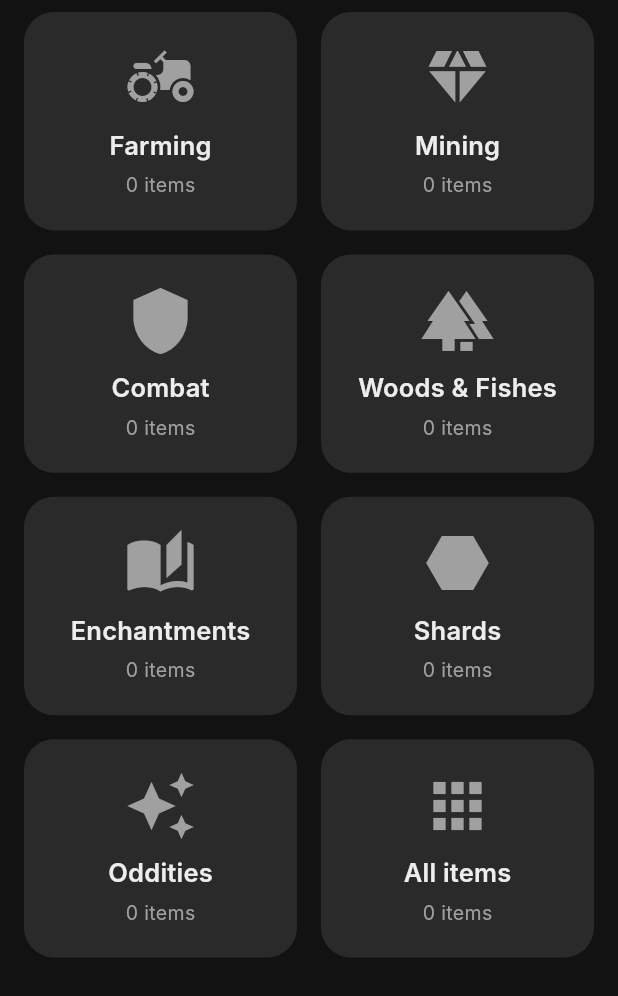
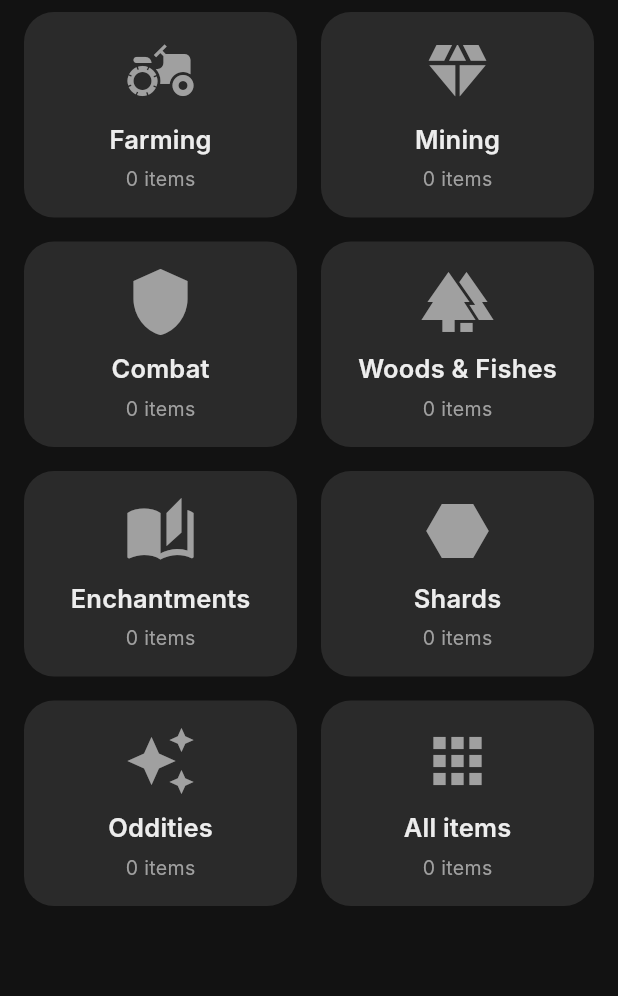
Before and after one commit to PetitAros/hypixel-tracker-flutter, a Flutter app: the BazaarCategoryGrid widget shown alone on an empty page, opened directly with empty values, on a phone screen of 412 x 824 dp. Shown: the top 996 px of the screen. Run offline on Flutter 3.47's test engine with Material 3 defaults, Android fonts, the phone set to English and light mode, and no system bars; our stand-ins replace flutter_local_notifications, hive_ce, hive_ce_flutter, timezone; missing offline and left inert: home_widget, workmanager; accounts and stored records are empty; network calls fail; Roboto replaces fonts that are missing (Inter); statements that could not run were skipped.

Commit message:
fix(bazaar): size category cards to their content

```diff
--- a/lib/features/bazaar/widgets/bazaar_category_grid.dart
+++ b/lib/features/bazaar/widgets/bazaar_category_grid.dart
@@ -32,6 +32,8 @@ class BazaarCategoryGrid extends StatelessWidget {
     BazaarCategory.oddities: ('BAZAAR_COOKIE', Icons.auto_awesome),
   };
 
+  static const _columns = 2;
+
   @override
   Widget build(BuildContext context) {
     final counts = <BazaarCategory, int>{};
@@ -45,20 +47,7 @@ class BazaarCategoryGrid extends StatelessWidget {
     // and scrolls under both.
     final inset = MediaQuery.paddingOf(context);
 
-    return GridView.count(
-      // Keeps pull-to-refresh working: the grid is shorter than the screen.
-      physics: const AlwaysScrollableScrollPhysics(),
-      padding: EdgeInsets.fromLTRB(
-        AppSpacing.md,
-        inset.top + AppSpacing.sm,
-        AppSpacing.md,
-        inset.bottom + AppSpacing.sm,
-      ),
-      crossAxisCount: 2,
-      mainAxisSpacing: AppSpacing.md,
-      crossAxisSpacing: AppSpacing.md,
-      childAspectRatio: 1.25,
-      children: [
+    final cards = [
       for (final category in BazaarCategory.values)
         _CategoryCard(
           label: category.label,
@@ -73,6 +62,37 @@ class BazaarCategoryGrid extends StatelessWidget {
         iconUrl: null,
         fallback: Icons.apps,
         onTap: () => onTap(null),
+      ),
+    ];
+
+    // Rows of two cards as tall as their content, rather than a grid with a
+    // fixed aspect ratio: that overflowed on narrow screens and large fonts.
+    return ListView(
+      // Keeps pull-to-refresh working: the list is shorter than the screen.
+      physics: const AlwaysScrollableScrollPhysics(),
+      padding: EdgeInsets.fromLTRB(
+        AppSpacing.md,
+        inset.top + AppSpacing.sm,
+        AppSpacing.md,
+        inset.bottom + AppSpacing.sm,
+      ),
+      children: [
+        for (var i = 0; i < cards.length; i += _columns)
+          Padding(
+            padding: EdgeInsets.only(top: i == 0 ? 0 : AppSpacing.md),
+            // Both cards of a row take the height of the taller one.
+            child: IntrinsicHeight(
+              child: Row(
+                crossAxisAlignment: CrossAxisAlignment.stretch,
+                spacing: AppSpacing.md,
+                children: [
+                  for (var j = i; j < i + _columns; j++)
+                    Expanded(
+                      child: j < cards.length ? cards[j] : const SizedBox(),
+                    ),
+                ],
+              ),
+            ),
           ),
       ],
     );
```
Lines whose indentation alone changed are shown as unchanged.
